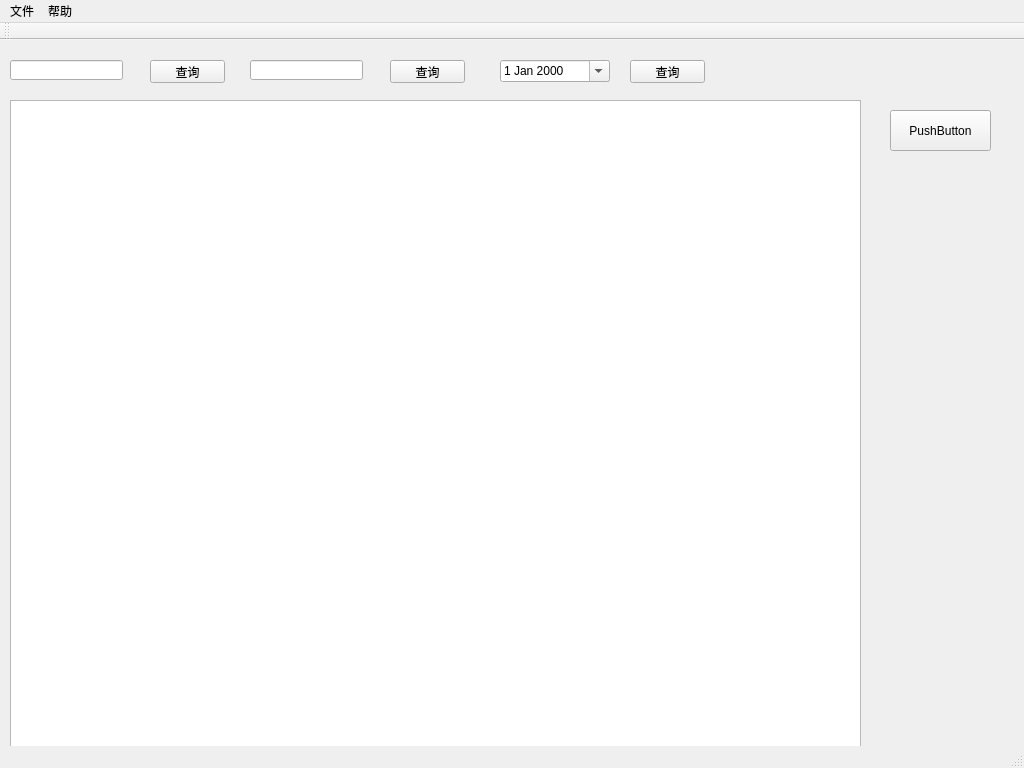
Qt form mainwindow.ui (169821451/Statistics_system_of_external_personnel) before a commit.
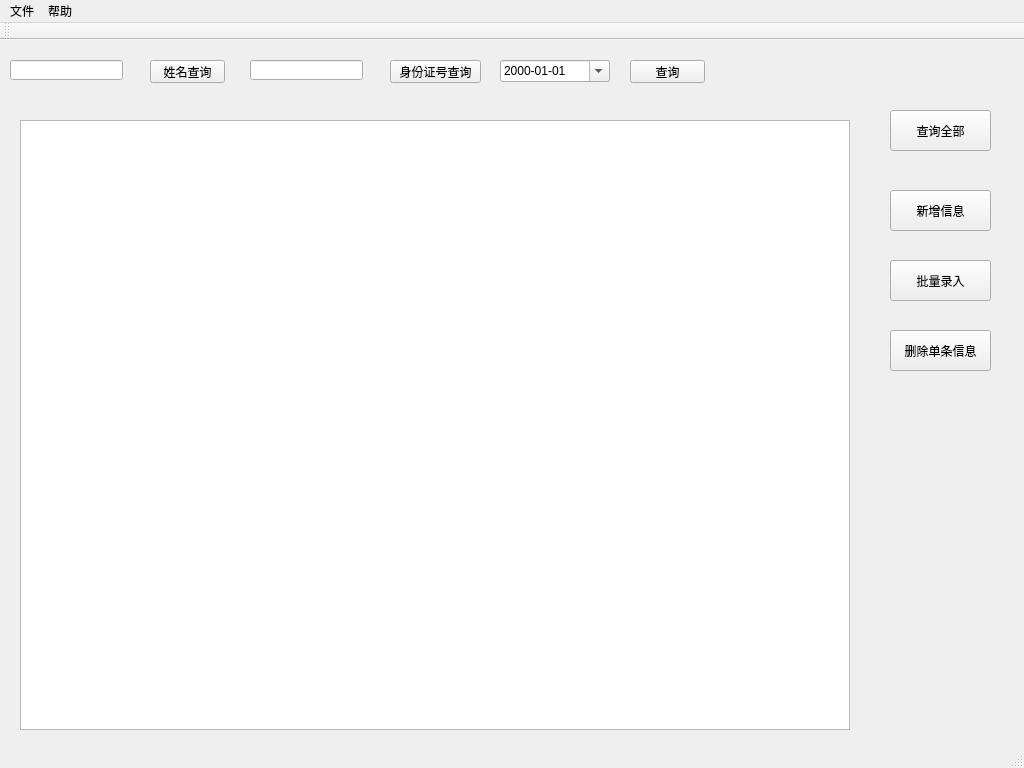
The same form after that commit.

Commit message: 批量导入功能未完善，删除数据功能未写

```diff
--- a/mainwindow.ui
+++ b/mainwindow.ui
@@ -14,16 +14,6 @@
    <string>MainWindow</string>
   </property>
   <widget class="QWidget" name="centralWidget">
-   <widget class="QTableWidget" name="tableWidget">
-    <property name="geometry">
-     <rect>
-      <x>10</x>
-      <y>60</y>
-      <width>851</width>
-      <height>651</height>
-     </rect>
-    </property>
-   </widget>
    <widget class="QPushButton" name="pushButton">
     <property name="geometry">
      <rect>
@@ -34,7 +24,7 @@
      </rect>
     </property>
     <property name="text">
-     <string>PushButton</string>
+     <string>查询全部</string>
     </property>
    </widget>
    <widget class="QPushButton" name="nameselect_2">
@@ -47,7 +37,7 @@
      </rect>
     </property>
     <property name="text">
-     <string>查询</string>
+     <string>姓名查询</string>
     </property>
    </widget>
    <widget class="QLineEdit" name="nameselect">
@@ -65,12 +55,12 @@
      <rect>
       <x>390</x>
       <y>20</y>
-      <width>75</width>
+      <width>91</width>
       <height>23</height>
      </rect>
     </property>
     <property name="text">
-     <string>查询</string>
+     <string>身份证号查询</string>
     </property>
    </widget>
    <widget class="QLineEdit" name="address">
@@ -92,6 +82,16 @@
       <height>22</height>
      </rect>
     </property>
+    <property name="maximumDate">
+     <date>
+      <year>9999</year>
+      <month>12</month>
+      <day>31</day>
+     </date>
+    </property>
+    <property name="displayFormat">
+     <string>yyyy-MM-dd</string>
+    </property>
     <property name="calendarPopup">
      <bool>true</bool>
     </property>
@@ -109,6 +109,55 @@
      <string>查询</string>
     </property>
    </widget>
+   <widget class="QTableView" name="tableView">
+    <property name="geometry">
+     <rect>
+      <x>20</x>
+      <y>80</y>
+      <width>830</width>
+      <height>610</height>
+     </rect>
+    </property>
+   </widget>
+   <widget class="QPushButton" name="pushButton_2">
+    <property name="geometry">
+     <rect>
+      <x>890</x>
+      <y>150</y>
+      <width>101</width>
+      <height>41</height>
+     </rect>
+    </property>
+    <property name="text">
+     <string>新增信息</string>
+    </property>
+   </widget>
+   <widget class="QPushButton" name="pushButton_3">
+    <property name="geometry">
+     <rect>
+      <x>890</x>
+      <y>290</y>
+      <width>101</width>
+      <height>41</height>
+     </rect>
+    </property>
+    <property name="text">
+     <string>删除单条信息</string>
+    </property>
+   </widget>
+   <widget class="QPushButton" name="pushButton_4">
+    <property name="geometry">
+     <rect>
+      <x>890</x>
+      <y>220</y>
+      <width>101</width>
+      <height>41</height>
+     </rect>
+    </property>
+    <property name="text">
+     <string>批量录入</string>
+    </property>
+   </widget>
   </widget>
   <widget class="QMenuBar" name="menuBar">
    <property name="geometry">
```
The commit also changes 9 other files.
